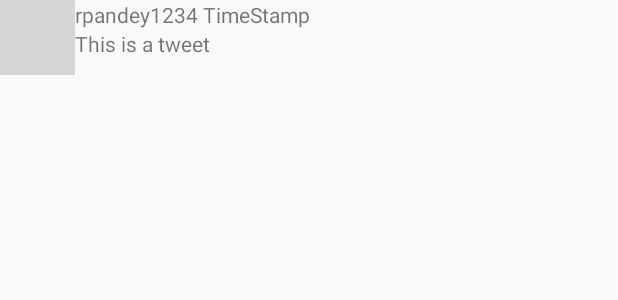
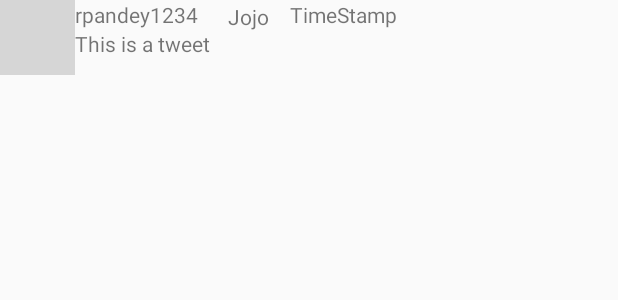
Before and after one commit to Conspiciens/SimpleTweet, an Android app: the layout item_tweet.xml on its own in the app's theme, with its tools: preview values and no code run, on a phone screen of 412 x 824 dp. Shown: the top 300 px of the screen. Run offline under Robolectric (Android 15) with nearby library versions, the phone set to English and light mode, and no system bars; grey boxes are pictures that could not be loaded.

Commit message:
Fixed name

```diff
--- a/app/src/main/java/com/codepath/apps/restclienttemplate/models/Tweet.java
+++ b/app/src/main/java/com/codepath/apps/restclienttemplate/models/Tweet.java
@@ -15,6 +15,7 @@ public class Tweet {
 
     public String body;
     public String createdAt;
+    public String name;
     public long id;
     public User user;
     // public String date;
@@ -25,6 +26,8 @@ public class Tweet {
         Tweet tweet = new Tweet();
         tweet.body = jsonObject.getString("text");
         tweet.createdAt = jsonObject.getString("created_at");
+        // Here
+        // tweet.user = User.fromJson(jsonObject.getJSONObject("name"));
         tweet.id = jsonObject.getLong("id");
         tweet.user = User.fromJson(jsonObject.getJSONObject("user"));
 
--- a/app/src/main/java/com/codepath/apps/restclienttemplate/tweetsAdapter.java
+++ b/app/src/main/java/com/codepath/apps/restclienttemplate/tweetsAdapter.java
@@ -73,6 +73,9 @@ public class tweetsAdapter extends RecyclerView.Adapter<tweetsAdapter.ViewHolder
         TextView tvBody;
         TextView tvScreenName;
         TextView rvTimeStamp;
+        // Here
+        TextView tvName;
+        // TextView
 
         public ViewHolder(@NonNull View itemView){
             super(itemView);
@@ -80,10 +83,13 @@ public class tweetsAdapter extends RecyclerView.Adapter<tweetsAdapter.ViewHolder
             tvBody = itemView.findViewById(R.id.tvBody);
             tvScreenName = itemView.findViewById(R.id.tvScreenName);
             rvTimeStamp = itemView.findViewById(R.id.rvTimeStamp);
+            // Here
+            tvName = itemView.findViewById(R.id.tvName);
         }
 
         public void bind(Tweet tweet){
             tvBody.setText(tweet.body);
+            tvName.setText(tweet.user.name);
             rvTimeStamp.setText(Tweet.getFormattedTimeStamp(tweet.createdAt));
 
             tvScreenName.setText(tweet.user.screenName);
--- a/app/src/main/res/layout/item_tweet.xml
+++ b/app/src/main/res/layout/item_tweet.xml
@@ -33,8 +33,18 @@
         android:id="@+id/rvTimeStamp"
         android:layout_width="wrap_content"
         android:layout_height="wrap_content"
-        android:layout_marginStart="3dp"
-        android:layout_toEndOf="@+id/tvScreenName"
+        android:layout_marginStart="14dp"
+        android:layout_toEndOf="@+id/tvName"
         tools:text="TimeStamp" />
 
+    <TextView
+        android:id="@+id/tvName"
+        android:layout_width="wrap_content"
+        android:layout_height="wrap_content"
+        android:layout_alignParentTop="true"
+        android:layout_marginStart="20dp"
+        android:layout_marginTop="1dp"
+        android:layout_toEndOf="@+id/tvScreenName"
+        tools:text="Jojo" />
+
 </RelativeLayout>
```
